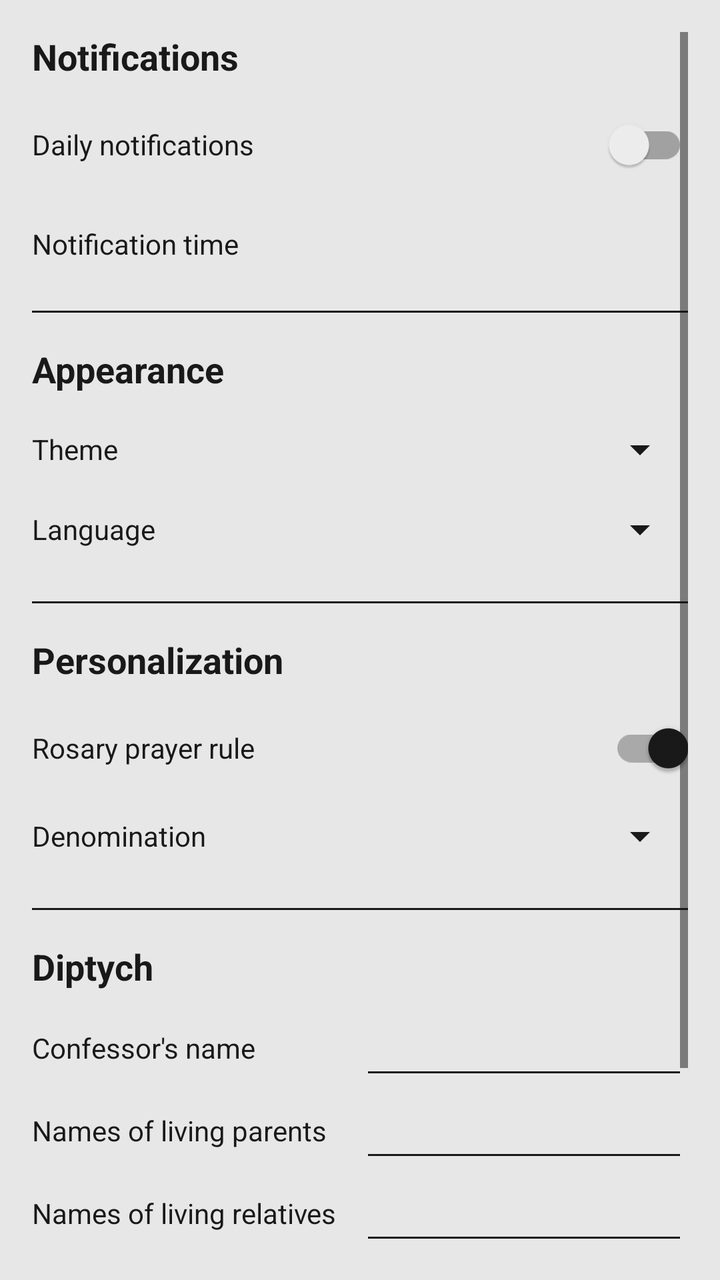
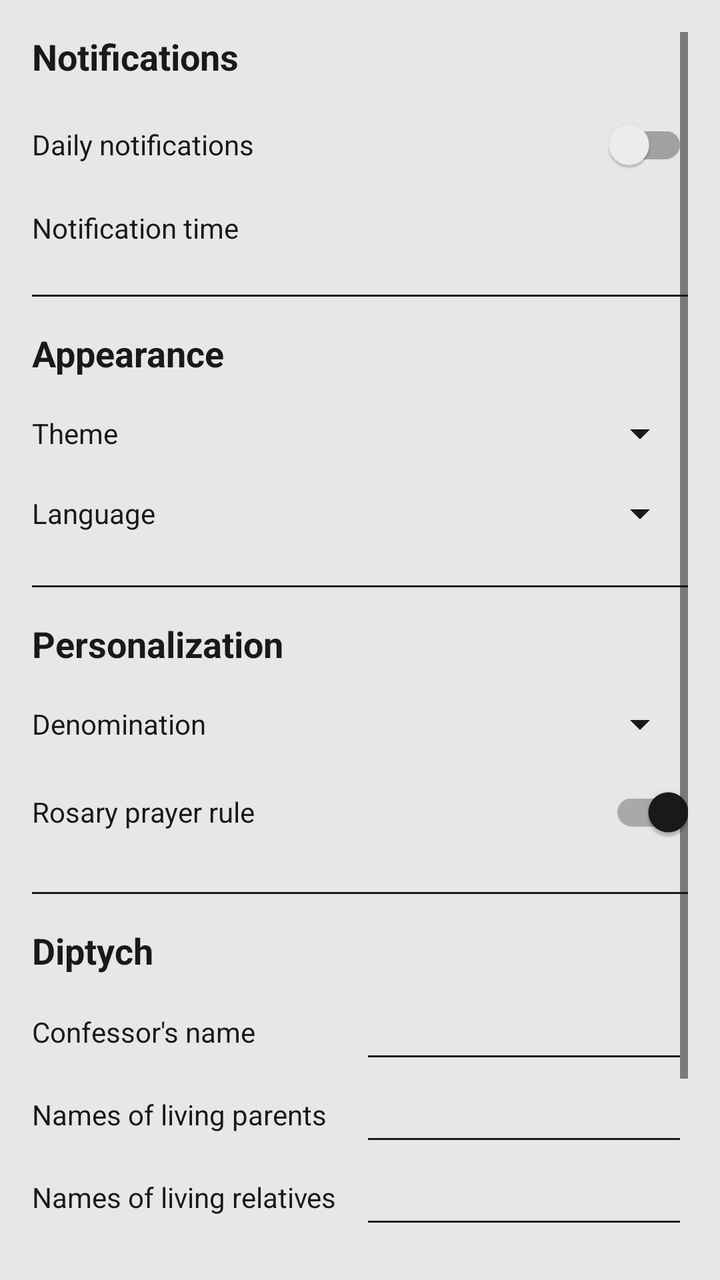

The first picture is an Android layout as it rendered before a commit; the second is the same layout after the commit. The layout source and the unified diff follow.
<!-- AndroidManifest.xml: application theme Theme.Ecumeno -->
<!-- res/layout/fragment_settings.xml -->
<?xml version="1.0" encoding="utf-8"?>
<ScrollView xmlns:android="http://schemas.android.com/apk/res/android"
    android:layout_width="match_parent"
    android:layout_height="match_parent"
    android:padding="16dp"
    android:background="@color/main">
    <LinearLayout
        android:layout_width="match_parent"
        android:layout_height="wrap_content"
        android:orientation="vertical">
        <TextView
            android:layout_width="match_parent"
            android:layout_height="wrap_content"
            android:text="@string/notifications"
            android:textSize="18sp"
            android:textStyle="bold"
            android:layout_marginBottom="8dp" />
        <LinearLayout
            android:layout_width="match_parent"
            android:layout_height="wrap_content"
            android:orientation="horizontal"
            android:layout_marginBottom="16dp"
            android:gravity="center_vertical">
            <TextView
                android:layout_width="0dp"
                android:layout_height="wrap_content"
                android:layout_weight="1"
                android:text="@string/daily_notifications"
                />
            <androidx.appcompat.widget.SwitchCompat
                android:id="@+id/switch_notifications"
                android:layout_width="wrap_content"
                android:layout_height="wrap_content"/>
        </LinearLayout>
        <LinearLayout
            android:layout_width="match_parent"
            android:layout_height="wrap_content"
            android:orientation="horizontal"
            android:gravity="center_vertical"
            android:layout_marginBottom="8dp">
            <TextView
                android:layout_width="wrap_content"
                android:layout_height="wrap_content"
                android:text="@string/notification_time"/>
            <TextView
                android:id="@+id/notification_time"
                android:layout_width="wrap_content"
                android:layout_height="wrap_content"
                android:layout_weight="1"
                android:textAlignment="textEnd"
                android:backgroundTint="@color/accent"
                android:popupBackground="@color/main"/>
        </LinearLayout>
        <View
            android:layout_width="match_parent"
            android:layout_height="1dp"
            android:background="@color/accent"
            android:layout_marginVertical="16dp" />
        <TextView
            android:layout_width="match_parent"
            android:layout_height="wrap_content"
            android:text="@string/appearance"
            android:textSize="18sp"
            android:textStyle="bold"
            android:layout_marginBottom="16dp" />
        <LinearLayout
            android:layout_width="match_parent"
            android:layout_height="wrap_content"
            android:orientation="horizontal"
            android:gravity="center_vertical"
            android:layout_marginBottom="16dp">
            <TextView
                android:layout_width="0dp"
                android:layout_height="wrap_content"
                android:layout_weight="1"
                android:text="@string/theme"/>
            <Spinner
                android:id="@+id/spinnerTheme"
                android:layout_width="0dp"
                android:layout_height="wrap_content"
                android:layout_weight="1"
                android:backgroundTint="@color/accent"
                android:popupBackground="@color/main"/>
        </LinearLayout>
        <LinearLayout
            android:layout_width="match_parent"
            android:layout_height="wrap_content"
            android:orientation="horizontal"
            android:gravity="center_vertical"
            android:layout_marginBottom="8dp">
            <TextView
                android:layout_width="0dp"
                android:layout_height="wrap_content"
                android:layout_weight="1"
                android:text="@string/language" />
            <Spinner
                android:id="@+id/spinnerLanguage"
                android:layout_width="0dp"
                android:layout_height="wrap_content"
                android:layout_weight="1"
                android:backgroundTint="@color/accent"
                android:popupBackground="@color/main" />
        </LinearLayout>
        <View
            android:layout_width="match_parent"
            android:layout_height="1dp"
            android:background="@color/accent"
            android:layout_marginVertical="16dp" />
        <TextView
            android:layout_width="match_parent"
            android:layout_height="wrap_content"
            android:text="@string/personalization"
            android:textSize="18sp"
            android:textStyle="bold"
            android:layout_marginBottom="8dp"/>
        <LinearLayout
            android:layout_width="match_parent"
            android:layout_height="wrap_content"
            android:orientation="horizontal"
            android:gravity="center_vertical"
            android:layout_marginBottom="8dp">
            <TextView
                android:layout_width="0dp"
                android:layout_height="wrap_content"
                android:layout_weight="1"
                android:text="@string/switch_rosary"
                />
            <androidx.appcompat.widget.SwitchCompat
                android:id="@+id/switch_rosary"
                android:layout_width="wrap_content"
                android:layout_height="wrap_content"
                android:checked="true"/>
        </LinearLayout>
        <LinearLayout
            android:layout_width="match_parent"
            android:layout_height="wrap_content"
            android:orientation="horizontal"
            android:gravity="center_vertical"
            android:layout_marginBottom="8dp" >
            <TextView
                android:layout_width="0dp"
                android:layout_height="wrap_content"
                android:layout_weight="1"
                android:text="@string/confession"/>
            <Spinner
                android:id="@+id/spinnerConfession"
                android:layout_width="0dp"
                android:layout_height="wrap_content"
                android:layout_weight="1"
                android:backgroundTint="@color/accent"
                android:popupBackground="@color/main"/>
        </LinearLayout>
        <LinearLayout
            android:layout_width="match_parent"
            android:layout_height="wrap_content"
            android:orientation="vertical"
            android:id="@+id/diptych">
            <View
                android:layout_width="match_parent"
                android:layout_height="1dp"
                android:background="@color/accent"
                android:layout_marginVertical="16dp" />
            <TextView
                android:layout_width="match_parent"
                android:layout_height="wrap_content"
                android:text="@string/diptych"
                android:textSize="18sp"
                android:textStyle="bold"
                android:layout_marginBottom="8dp"/>
            <LinearLayout
                android:layout_width="match_parent"
                android:layout_height="wrap_content"
                android:orientation="horizontal"
                android:gravity="center_vertical">
                <TextView
                    android:layout_width="0dp"
                    android:layout_height="wrap_content"
                    android:layout_weight="1"
                    android:text="@string/confessor"/>
                <com.google.android.material.textfield.TextInputEditText
                    android:id="@+id/etConfessorName"
                    android:layout_width="0dp"
                    android:layout_height="wrap_content"
                    android:layout_weight="1"
                    android:backgroundTint="@color/accent"
                    android:popupBackground="@color/main" />
            </LinearLayout>
            <LinearLayout
                android:layout_width="match_parent"
                android:layout_height="wrap_content"
                android:orientation="horizontal"
                android:gravity="center_vertical">
                <TextView
                    android:layout_width="0dp"
                    android:layout_height="wrap_content"
                    android:layout_weight="1"
                    android:text="@string/living_parents"/>
                <com.google.android.material.textfield.TextInputEditText
                    android:id="@+id/etLivingParentsNames"
                    android:layout_width="0dp"
                    android:layout_height="wrap_content"
                    android:layout_weight="1"
                    android:backgroundTint="@color/accent"
                    android:popupBackground="@color/main" />
            </LinearLayout>
            <LinearLayout
                android:layout_width="match_parent"
                android:layout_height="wrap_content"
                android:orientation="horizontal"
                android:gravity="center_vertical">
                <TextView
                    android:layout_width="0dp"
                    android:layout_height="wrap_content"
                    android:layout_weight="1"
                    android:text="@string/living_relatives"/>
                <com.google.android.material.textfield.TextInputEditText
                    android:id="@+id/etLivingRelativesNames"
                    android:layout_width="0dp"
                    android:layout_height="wrap_content"
                    android:layout_weight="1"
                    android:backgroundTint="@color/accent"
                    android:popupBackground="@color/main" />
            </LinearLayout>
            <LinearLayout
                android:layout_width="match_parent"
                android:layout_height="wrap_content"
                android:orientation="horizontal"
                android:gravity="center_vertical">
                <TextView
                    android:layout_width="0dp"
                    android:layout_height="wrap_content"
                    android:layout_weight="1"
                    android:text="@string/deceased_parents"/>
                <com.google.android.material.textfield.TextInputEditText
                    android:id="@+id/etDeceasedParentsNames"
                    android:layout_width="0dp"
                    android:layout_height="wrap_content"
                    android:layout_weight="1"
                    android:backgroundTint="@color/accent"
                    android:popupBackground="@color/main" />
            </LinearLayout>
            <LinearLayout
                android:layout_width="match_parent"
                android:layout_height="wrap_content"
                android:orientation="horizontal"
                android:gravity="center_vertical">
                <TextView
                    android:layout_width="0dp"
                    android:layout_height="wrap_content"
                    android:layout_weight="1"
                    android:text="@string/deceased_relatives"/>
                <com.google.android.material.textfield.TextInputEditText
                    android:id="@+id/etDeceasedRelativesNames"
                    android:layout_width="0dp"
                    android:layout_height="wrap_content"
                    android:layout_weight="1"
                    android:backgroundTint="@color/accent"
                    android:popupBackground="@color/main"/>
            </LinearLayout>
            <LinearLayout
                android:layout_width="match_parent"
                android:layout_height="wrap_content"
                android:orientation="horizontal"
                android:gravity="center_vertical">
                <TextView
                    android:layout_width="0dp"
                    android:layout_height="wrap_content"
                    android:layout_weight="1"
                    android:text="@string/saints"/>
                <com.google.android.material.textfield.TextInputEditText
                    android:id="@+id/etSaintsNames"
                    android:layout_width="0dp"
                    android:layout_height="wrap_content"
                    android:layout_weight="1"
                    android:backgroundTint="@color/accent"
                    android:popupBackground="@color/main" />
            </LinearLayout>
        </LinearLayout>
    </LinearLayout>
</ScrollView>
<!-- resources referenced by this layout -->
<resources>
  <color name="accent">#191919</color>
  <color name="main">#E7E7E7</color>
  <string name="appearance">Appearance</string>
  <string name="confession">Denomination</string>
  <string name="confessor">Confessor\'s name</string>
  <string name="daily_notifications">Daily notifications</string>
  <string name="deceased_parents">Names of deceased parents</string>
  <string name="deceased_relatives">Names of deceased relatives</string>
  <string name="diptych">Diptych</string>
  <string name="language">Language</string>
  <string name="living_parents">Names of living parents</string>
  <string name="living_relatives">Names of living relatives</string>
  <string name="notification_time">Notification time</string>
  <string name="notifications">Notifications</string>
  <string name="personalization">Personalization</string>
  <string name="saints">Names of the Saints</string>
  <string name="switch_rosary">Rosary prayer rule</string>
  <string name="theme">Theme</string>
  <style name="Theme.Ecumeno" parent="Theme.MaterialComponents.DayNight.NoActionBar">
          <item name="colorPrimary">@color/main</item>
          <item name="colorPrimaryVariant">@color/main</item>
          <item name="colorOnPrimary">@color/accent</item>
          <item name="colorSecondary">@color/accent</item>
          <item name="colorSecondaryVariant">@color/accent</item>
          <item name="colorOnSecondary">@color/main</item>
          <item name="colorSurface">@color/accent</item>
          <item name="colorOnSurface">@color/main</item>
          <item name="android:statusBarColor">?attr/colorPrimaryVariant</item>
          <item name="android:windowLightStatusBar">true</item>
          <item name="android:textColor">@color/accent</item>
          <item name="android:textColorPrimary">@color/accent</item>
          <item name="android:textColorSecondary">@color/accent</item>
          <item name="android:textColorTertiary">@color/accent</item>
          <item name="boxBackgroundColor">@color/main</item>
      </style>
</resources>

<!-- the commit's change to res/layout/fragment_settings.xml (unified diff, before → after) -->
@@ -19,7 +19,7 @@
             android:layout_width="match_parent"
             android:layout_height="wrap_content"
             android:orientation="horizontal"
-            android:layout_marginBottom="16dp"
+            android:layout_marginBottom="8dp"
             android:gravity="center_vertical">
             <TextView
                 android:layout_width="0dp"
@@ -44,7 +44,7 @@
                 android:text="@string/notification_time"/>
             <TextView
                 android:id="@+id/notification_time"
-                android:layout_width="wrap_content"
+                android:layout_width="0dp"
                 android:layout_height="wrap_content"
                 android:layout_weight="1"
                 android:textAlignment="textEnd"
@@ -112,13 +112,31 @@
             android:text="@string/personalization"
             android:textSize="18sp"
             android:textStyle="bold"
-            android:layout_marginBottom="8dp"/>
-        <LinearLayout
-            android:layout_width="match_parent"
-            android:layout_height="wrap_content"
-            android:orientation="horizontal"
-            android:gravity="center_vertical"
-            android:layout_marginBottom="8dp">
+            android:layout_marginBottom="16dp"/>
+        <LinearLayout
+            android:layout_width="match_parent"
+            android:layout_height="wrap_content"
+            android:orientation="horizontal"
+            android:gravity="center_vertical"
+            android:layout_marginBottom="8dp" >
+            <TextView
+                android:layout_width="0dp"
+                android:layout_height="wrap_content"
+                android:layout_weight="1"
+                android:text="@string/confession"/>
+            <Spinner
+                android:id="@+id/spinnerConfession"
+                android:layout_width="0dp"
+                android:layout_height="wrap_content"
+                android:layout_weight="1"
+                android:backgroundTint="@color/accent"
+                android:popupBackground="@color/main"/>
+        </LinearLayout>
+        <LinearLayout
+            android:layout_width="match_parent"
+            android:layout_height="wrap_content"
+            android:orientation="horizontal"
+            android:gravity="center_vertical">
             <TextView
                 android:layout_width="0dp"
                 android:layout_height="wrap_content"
@@ -134,25 +152,6 @@
         <LinearLayout
             android:layout_width="match_parent"
             android:layout_height="wrap_content"
-            android:orientation="horizontal"
-            android:gravity="center_vertical"
-            android:layout_marginBottom="8dp" >
-            <TextView
-                android:layout_width="0dp"
-                android:layout_height="wrap_content"
-                android:layout_weight="1"
-                android:text="@string/confession"/>
-            <Spinner
-                android:id="@+id/spinnerConfession"
-                android:layout_width="0dp"
-                android:layout_height="wrap_content"
-                android:layout_weight="1"
-                android:backgroundTint="@color/accent"
-                android:popupBackground="@color/main"/>
-        </LinearLayout>
-        <LinearLayout
-            android:layout_width="match_parent"
-            android:layout_height="wrap_content"
             android:orientation="vertical"
             android:id="@+id/diptych">
             <View
